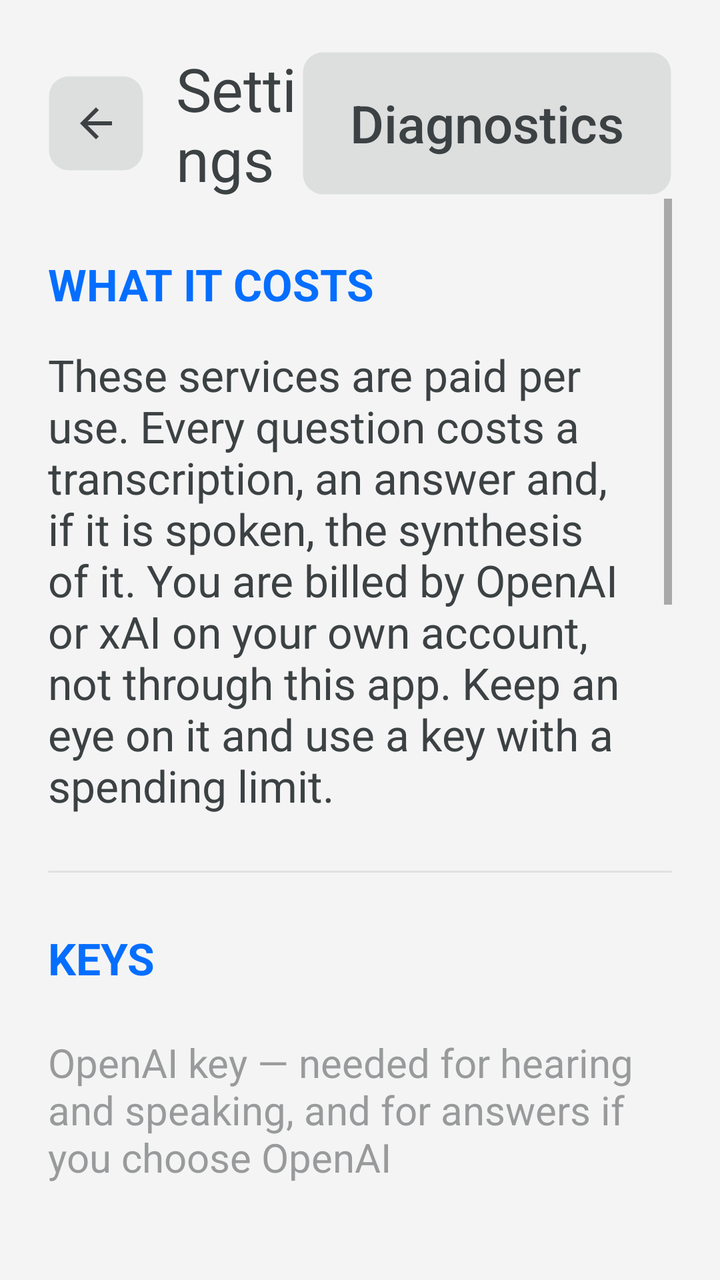
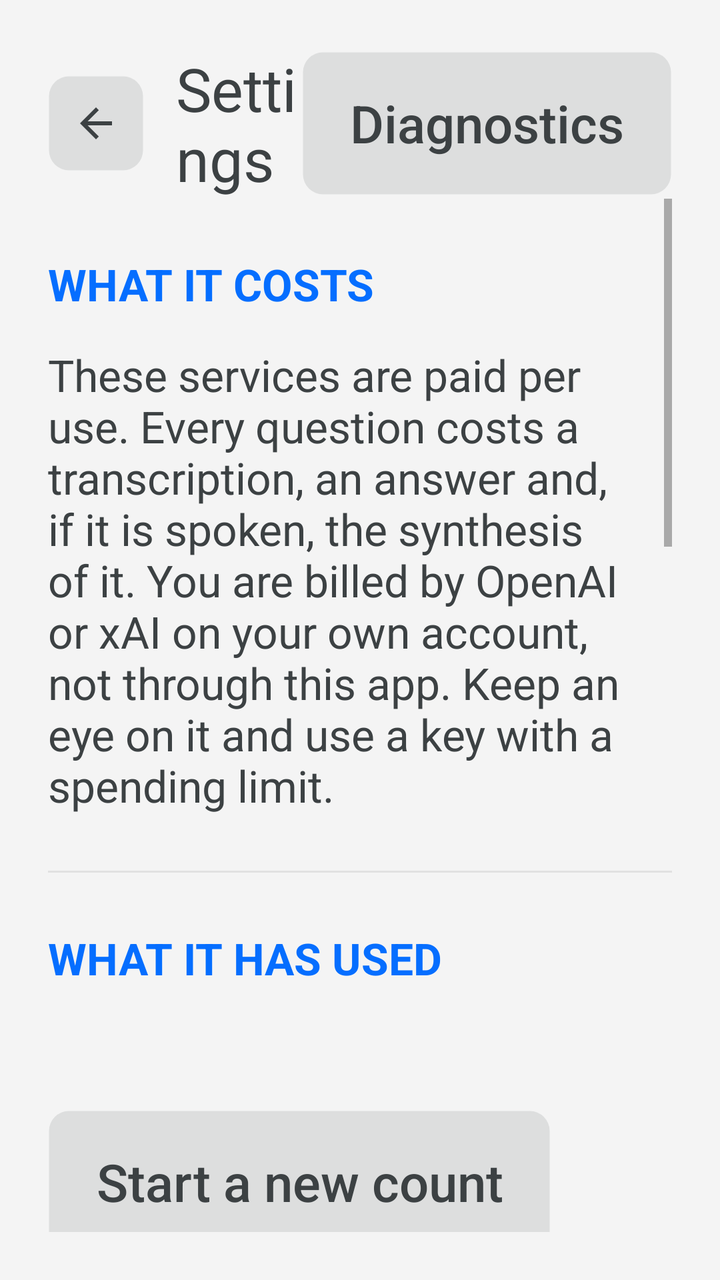

The first picture is an Android layout as it rendered before a commit; the second is the same layout after the commit. The layout source and the unified diff follow.
<!-- AndroidManifest.xml: application theme Theme.MG4Assistant -->
<!-- res/layout/activity_settings.xml -->
<?xml version="1.0" encoding="utf-8"?>
<LinearLayout xmlns:android="http://schemas.android.com/apk/res/android"
    android:layout_width="match_parent"
    android:layout_height="match_parent"
    android:orientation="vertical"
    android:background="@color/chrome_background"
    android:padding="@dimen/screen_padding">

    <LinearLayout
        android:layout_width="match_parent"
        android:layout_height="wrap_content"
        android:gravity="center_vertical"
        android:orientation="horizontal">

        <ImageView
            android:id="@+id/button_back"
            android:layout_width="wrap_content"
            android:layout_height="wrap_content"
            android:layout_marginEnd="@dimen/button_gap"
            android:background="@drawable/native_button_selector"
            android:clickable="true"
            android:contentDescription="@string/cd_back"
            android:focusable="true"
            android:padding="@dimen/native_button_padding_v"
            android:src="@drawable/ic_back" />

        <TextView
            android:layout_width="0dp"
            android:layout_height="wrap_content"
            android:layout_weight="1"
            android:text="@string/settings_title"
            android:textColor="@color/text_primary"
            android:textSize="@dimen/title_size" />

        <Button
            android:id="@+id/button_diagnostics"
            style="@style/TonalButton"
            android:text="@string/action_diagnostics" />
    </LinearLayout>

    <ScrollView
        android:layout_width="match_parent"
        android:layout_height="0dp"
        android:layout_weight="1"
        android:fillViewport="true">

        <LinearLayout
            android:layout_width="match_parent"
            android:layout_height="wrap_content"
            android:orientation="vertical">

            <TextView
                style="@style/SectionHeader"
                android:text="@string/settings_section_cost" />

            
            <TextView
                android:id="@+id/cost_notice"
                style="@style/Notice"
                android:text="@string/settings_cost_notice" />

            <View style="@style/Hairline" />

            <TextView
                style="@style/SectionHeader"
                android:text="@string/settings_section_keys" />

            <TextView
                style="@style/FieldLabel"
                android:text="@string/settings_openai_key" />

            <EditText
                android:id="@+id/key_openai"
                style="@style/Field"
                android:hint="@string/settings_openai_hint"
                android:importantForAutofill="no"
                android:inputType="textVisiblePassword" />

            <TextView
                style="@style/FieldLabel"
                android:text="@string/settings_xai_key" />

            <EditText
                android:id="@+id/key_xai"
                style="@style/Field"
                android:hint="@string/settings_xai_hint"
                android:importantForAutofill="no"
                android:inputType="textVisiblePassword" />

            <View style="@style/Hairline" />

            <TextView
                style="@style/SectionHeader"
                android:text="@string/settings_section_conversation" />

            <LinearLayout
                android:layout_width="match_parent"
                android:layout_height="wrap_content"
                android:orientation="horizontal">

                <Button
                    android:id="@+id/button_provider"
                    style="@style/TonalButton"
                    android:layout_width="0dp"
                    android:layout_weight="1"
                    android:layout_marginEnd="@dimen/button_gap" />

                <Button
                    android:id="@+id/button_model"
                    style="@style/TonalButton"
                    android:layout_width="0dp"
                    android:layout_weight="1"
                    android:layout_marginEnd="@dimen/button_gap" />

                <Button
                    android:id="@+id/button_voice"
                    style="@style/TonalButton"
                    android:layout_width="0dp"
                    android:layout_weight="1" />
            </LinearLayout>

            <TextView
                android:id="@+id/speech_notice"
                style="@style/Hint"
                android:text="@string/settings_speech_notice" />

            <View style="@style/Hairline" />

            <TextView
                style="@style/SectionHeader"
                android:text="@string/settings_section_wheel" />

            <Button
                android:id="@+id/button_wheel"
                style="@style/TonalButton"
                android:layout_width="match_parent" />

            <TextView
                style="@style/Hint"
                android:paddingBottom="@dimen/section_gap"
                android:text="@string/settings_wheel_explain" />
        </LinearLayout>
    </ScrollView>
</LinearLayout>
<!-- resources referenced by this layout -->
<resources>
  <color name="chrome_background">#f4f4f4</color>
  <color name="text_primary">#3c4143</color>
  <dimen name="button_gap">16dp</dimen>
  <dimen name="native_button_padding_v">12dp</dimen>
  <dimen name="screen_padding">24dp</dimen>
  <dimen name="section_gap">28dp</dimen>
  <dimen name="title_size">30sp</dimen>
  <string name="action_diagnostics">Diagnostics</string>
  <string name="cd_back">Back</string>
  <string name="settings_cost_notice">These services are paid per use. Every question costs a transcription, an answer and, if it is spoken, the synthesis of it. You are billed by OpenAI or xAI on your own account, not through this app. Keep an eye on it and use a key with a spending limit.</string>
  <string name="settings_openai_hint">sk-...</string>
  <string name="settings_openai_key">OpenAI key — needed for hearing and speaking, and for answers if you choose OpenAI</string>
  <string name="settings_section_conversation">Conversation</string>
  <string name="settings_section_cost">What it costs</string>
  <string name="settings_section_keys">Keys</string>
  <string name="settings_section_wheel">Steering wheel</string>
  <string name="settings_speech_notice">Hearing and speaking always go to OpenAI: xAI publishes no transcription or speech service.</string>
  <string name="settings_title">Settings</string>
  <string name="settings_wheel_explain">Only a long press, and only if this car sends its voice key as a media button — which the diagnostics screen will tell you. Leave it off until you know: a short press of play or pause belongs to whatever is playing music.</string>
  <string name="settings_xai_hint">xai-...</string>
  <string name="settings_xai_key">xAI key — answers only, optional</string>
  <style name="FieldLabel" parent="">
          <item name="android:layout_width">match_parent</item>
          <item name="android:layout_height">wrap_content</item>
          <item name="android:layout_marginTop">@dimen/row_gap</item>
          <item name="android:textColor">@color/text_secondary</item>
          <item name="android:textSize">@dimen/secondary_text_size</item>
      </style>
  <style name="Hairline" parent="">
          <item name="android:layout_width">match_parent</item>
          <item name="android:layout_height">@dimen/hairline_height</item>
          <item name="android:layout_marginTop">@dimen/section_gap</item>
          <item name="android:background">@color/hairline</item>
      </style>
  <style name="Notice" parent="Hint">
          <item name="android:textColor">@color/text_primary</item>
          <item name="android:textSize">@dimen/status_text_size</item>
      </style>
  <style name="Theme.MG4Assistant" parent="Theme.AppCompat.DayNight.NoActionBar">
          <item name="android:windowBackground">@color/chrome_background</item>
          <item name="android:statusBarColor">@color/chrome_background</item>
          <item name="android:navigationBarColor">@color/chrome_background</item>
          <item name="colorAccent">@color/accent</item>
      </style>
  <color name="button_surface_pressed">#3d3c4143</color>
  <color name="button_border">#00000000</color>
  <dimen name="native_button_radius">10dp</dimen>
  <color name="button_surface">#1f3c4143</color>
  <dimen name="field_margin_top">8dp</dimen>
  <dimen name="button_height">72dp</dimen>
  <color name="text_tertiary">#503c4143</color>
  <dimen name="status_text_size">22sp</dimen>
  <dimen name="row_gap">16dp</dimen>
  <color name="text_secondary">#7f3c4143</color>
  <dimen name="secondary_text_size">20sp</dimen>
  <dimen name="hairline_height">1dp</dimen>
  <color name="hairline">#14000000</color>
  <color name="accent">#056eff</color>
  <dimen name="section_header_size">22sp</dimen>
  <dimen name="native_button_padding_h">24dp</dimen>
  <dimen name="button_text_size">26sp</dimen>
  <!-- unchanged entries left out for length: 6 -->
</resources>

<!-- the commit's change to res/layout/activity_settings.xml (unified diff, before → after) -->
@@ -58,6 +58,24 @@
                 android:id="@+id/cost_notice"
                 style="@style/Notice"
                 android:text="@string/settings_cost_notice" />
+
+            <View style="@style/Hairline" />
+
+            <TextView
+                style="@style/SectionHeader"
+                android:text="@string/settings_section_usage" />
+
+            <TextView
+                android:id="@+id/usage_summary"
+                style="@style/Notice" />
+
+
+
+            <Button
+                android:id="@+id/button_usage_reset"
+                style="@style/TonalButton"
+                android:layout_marginTop="@dimen/row_gap"
+                android:text="@string/settings_usage_reset" />
 
             <View style="@style/Hairline" />
 
<!-- resource entries referenced after the edit -->
@@ -15,9 +15,11 @@
   <string name="settings_section_conversation">Conversation</string>
   <string name="settings_section_cost">What it costs</string>
   <string name="settings_section_keys">Keys</string>
+  <string name="settings_section_usage">What it has used</string>
   <string name="settings_section_wheel">Steering wheel</string>
   <string name="settings_speech_notice">Hearing and speaking always go to OpenAI: xAI publishes no transcription or speech service.</string>
   <string name="settings_title">Settings</string>
+  <string name="settings_usage_reset">Start a new count</string>
   <string name="settings_wheel_explain">Only a long press, and only if this car sends its voice key as a media button — which the diagnostics screen will tell you. Leave it off until you know: a short press of play or pause belongs to whatever is playing music.</string>
   <string name="settings_xai_hint">xai-...</string>
   <string name="settings_xai_key">xAI key — answers only, optional</string>
